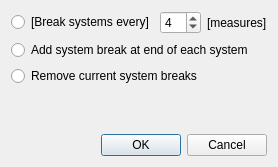
Qt form src/notation/view/widgets/breaksdialog.ui (augustin64/MuseScore) before a commit.
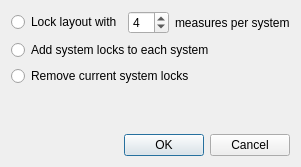
The same form after that commit.

The edit to the form file:
```diff
--- a/src/notation/view/widgets/breaksdialog.ui
+++ b/src/notation/view/widgets/breaksdialog.ui
@@ -24,7 +24,7 @@
           <string>Break systems every X measures</string>
          </property>
          <property name="text">
-          <string notr="true">[Break systems every]</string>
+          <string notr="true">Lock layout with</string>
          </property>
         </widget>
        </item>
@@ -44,7 +44,7 @@
        <item>
         <widget class="QLabel" name="intervalLabel2">
          <property name="text">
-          <string notr="true">[measures]</string>
+          <string notr="true">measures per system</string>
          </property>
         </widget>
        </item>
@@ -69,7 +69,7 @@
         <string>Add system break at end of each system</string>
        </property>
        <property name="text">
-        <string>Add system break at end of each system</string>
+        <string>Add system locks to each system</string>
        </property>
       </widget>
      </item>
@@ -79,7 +79,7 @@
         <string>Remove current system breaks</string>
        </property>
        <property name="text">
-        <string>Remove current system breaks</string>
+        <string>Remove current system locks</string>
        </property>
       </widget>
      </item>
```
Left out of the diff: 8 changed lines with no effect on the pictures.
